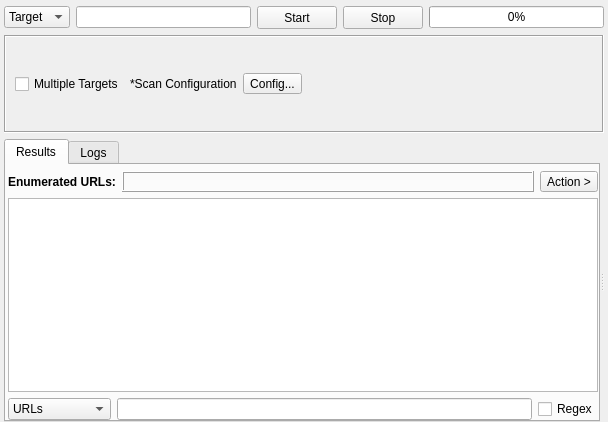
This is sub3suite/src/engines/url/Url.ui in 3nock/OTE as Qt 5 draws it before an edit. The edited form follows.
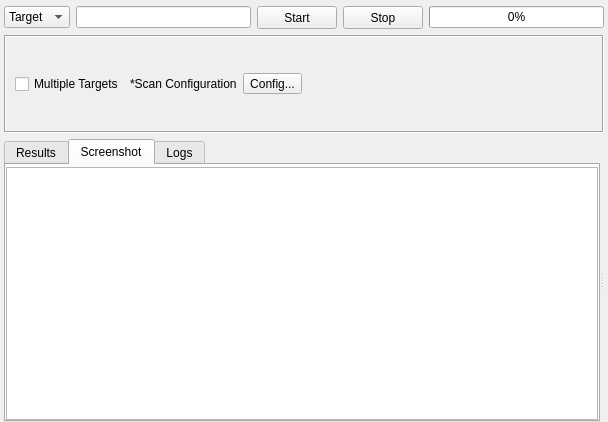
This is the edited form. The open tabs and pages were chosen to show the change. Custom widgets are drawn as their Qt base class.

What changed in the file:
```diff
--- a/sub3suite/src/engines/url/Url.ui
+++ b/sub3suite/src/engines/url/Url.ui
@@ -456,6 +456,28 @@
            </item>
           </layout>
          </widget>
+         <widget class="QWidget" name="tabScreenshot">
+          <attribute name="title">
+           <string>Screenshot</string>
+          </attribute>
+          <layout class="QVBoxLayout" name="verticalLayout_3">
+           <property name="leftMargin">
+            <number>0</number>
+           </property>
+           <property name="topMargin">
+            <number>2</number>
+           </property>
+           <property name="rightMargin">
+            <number>0</number>
+           </property>
+           <property name="bottomMargin">
+            <number>0</number>
+           </property>
+           <item>
+            <widget class="QTextBrowser" name="textBrowserScreenshots"/>
+           </item>
+          </layout>
+         </widget>
          <widget class="QWidget" name="tabLogs">
           <attribute name="title">
            <string>Logs</string>
```
